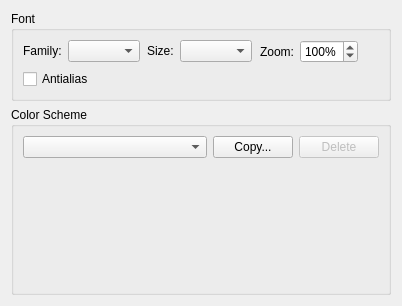
Qt form src/plugins/texteditor/fontsettingspage.ui (qt-creator/qt-creator) before a commit.
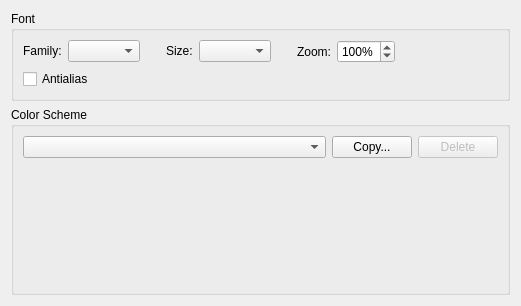
The same form after that commit. Custom widgets are drawn as their Qt base class.

The edit to the form file:
```diff
--- a/src/plugins/texteditor/fontsettingspage.ui
+++ b/src/plugins/texteditor/fontsettingspage.ui
@@ -6,7 +6,7 @@
    <rect>
     <x>0</x>
     <y>0</y>
-    <width>402</width>
+    <width>521</width>
     <height>306</height>
    </rect>
   </property>
```
Left out of the diff: 2 changed lines with no effect on the pictures.
